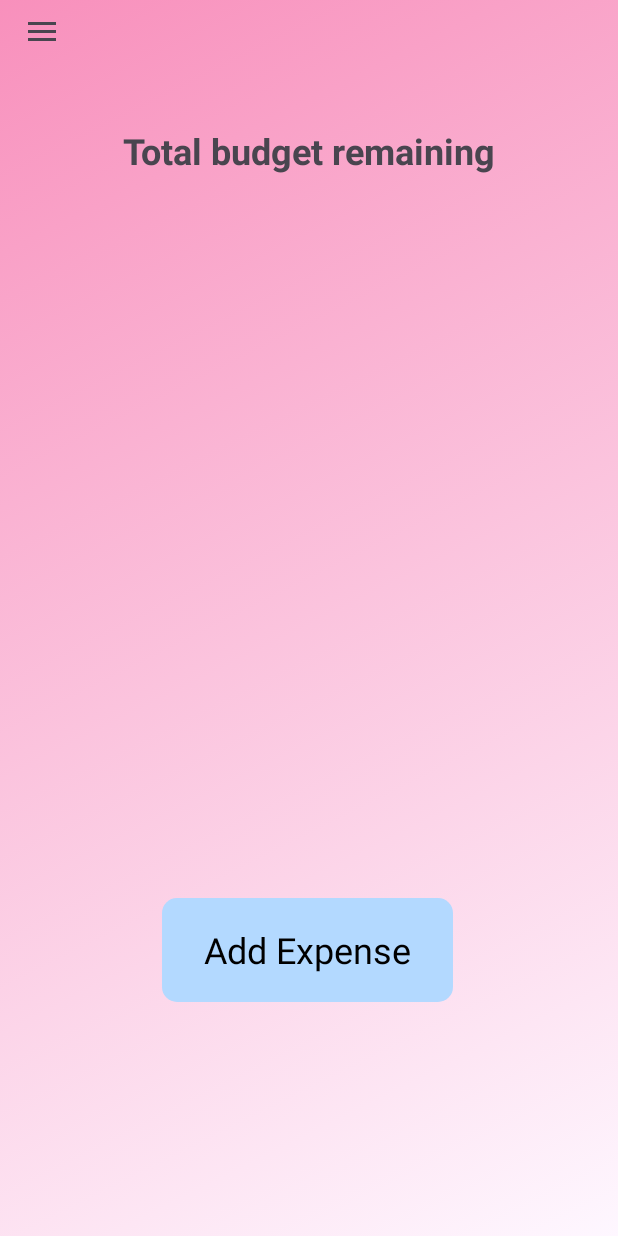
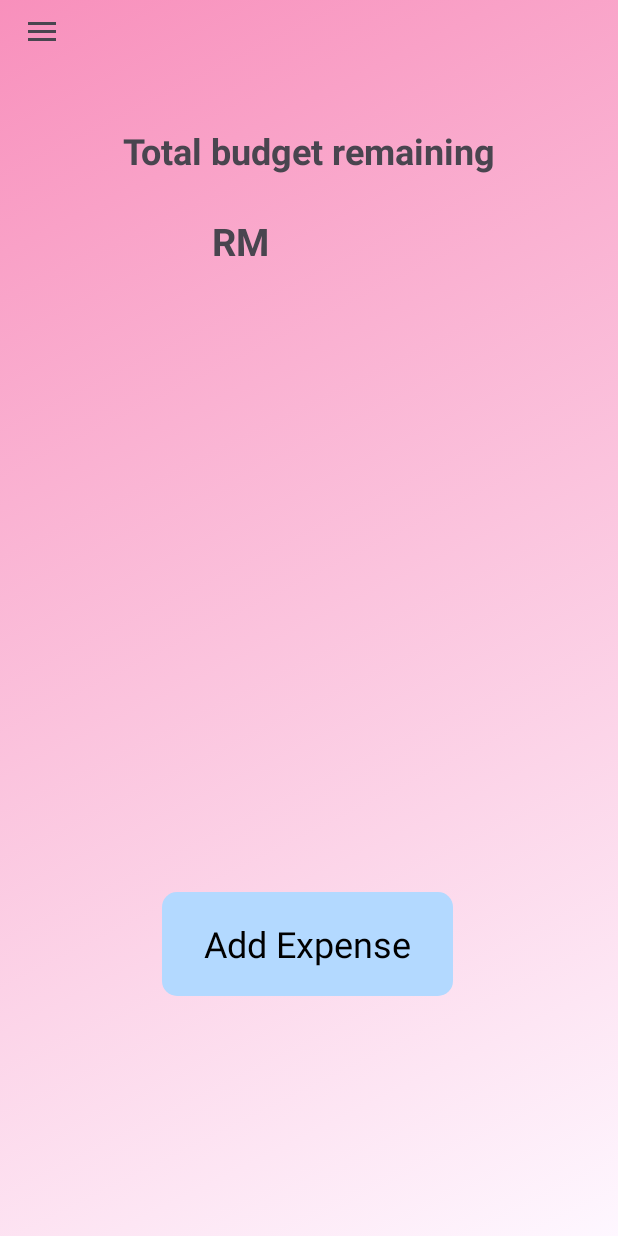
Before and after one commit to GiGiGitHubye/MyBudget, an Android app: the Home screen opened directly, with no data from a screen before it, on a phone screen of 412 x 824 dp. Run offline under Robolectric (Android 15) with nearby library versions, the phone set to English and light mode, and no system bars; our stand-ins replace Firebase (no records; nobody signed in at launch, a user with empty details on screens opened directly); Roboto replaces fonts that are not available here.

Commit message:
Home Page Layout

```diff
--- a/app/src/main/res/layout/activity_home.xml
+++ b/app/src/main/res/layout/activity_home.xml
@@ -27,9 +27,11 @@
             android:id="@+id/recycler"
             android:layout_width="298dp"
             android:layout_height="352dp"
-            android:layout_marginTop="24dp"
-            app:layout_constraintTop_toBottomOf="@+id/totalremain"
-            tools:layout_editor_absoluteX="56dp" />
+            android:layout_marginTop="28dp"
+            app:layout_constraintEnd_toEndOf="parent"
+            app:layout_constraintHorizontal_bias="0.495"
+            app:layout_constraintStart_toStartOf="parent"
+            app:layout_constraintTop_toBottomOf="@+id/totalremain" />
 
         <TextView
             android:id="@+id/addExpense"
@@ -60,23 +62,38 @@
             android:fontFamily="@font/indie_flower"
             android:gravity="center"
             android:text="Total budget remaining"
+            android:textSize="24sp"
             android:textStyle="bold"
-            android:textSize="24sp"
             app:layout_constraintEnd_toEndOf="parent"
             app:layout_constraintStart_toStartOf="parent"
             app:layout_constraintTop_toTopOf="parent" />
 
         <TextView
+            android:id="@+id/RM_Remain"
+            android:layout_width="50dp"
+            android:layout_height="43dp"
+            android:layout_marginTop="8dp"
+            android:foregroundGravity="center_horizontal"
+            android:gravity="center"
+            android:text="RM"
+            android:textSize="25sp"
+            android:textStyle="bold"
+            app:layout_constraintEnd_toEndOf="parent"
+            app:layout_constraintHorizontal_bias="0.373"
+            app:layout_constraintStart_toStartOf="parent"
+            app:layout_constraintTop_toBottomOf="@+id/textView3" />
+
+        <TextView
             android:id="@+id/totalremain"
             android:layout_width="206dp"
             android:layout_height="43dp"
-            android:layout_marginTop="16dp"
+            android:layout_marginTop="8dp"
             android:foregroundGravity="center_horizontal"
             android:gravity="center"
             android:textSize="25sp"
             android:textStyle="bold"
             app:layout_constraintEnd_toEndOf="parent"
-            app:layout_constraintHorizontal_bias="0.497"
+            app:layout_constraintHorizontal_bias="0.585"
             app:layout_constraintStart_toStartOf="parent"
             app:layout_constraintTop_toBottomOf="@+id/textView3" />
     </androidx.constraintlayout.widget.ConstraintLayout>
```
